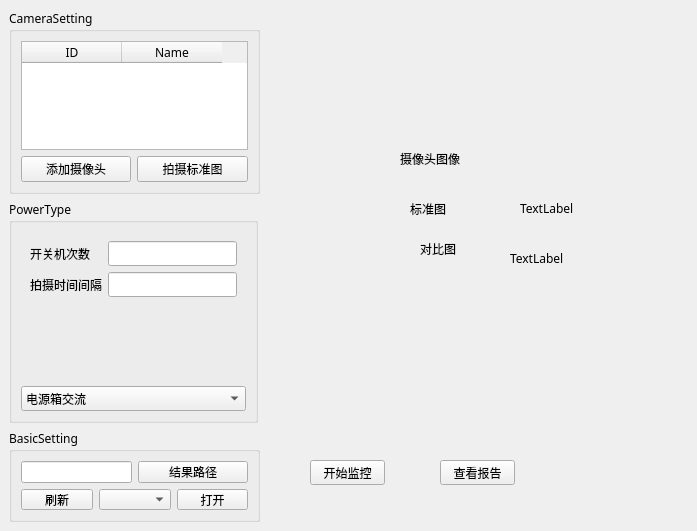
Above: mainwindow.ui from jeffreyyjp/TvSupervision before the change. Below: the same form after it.
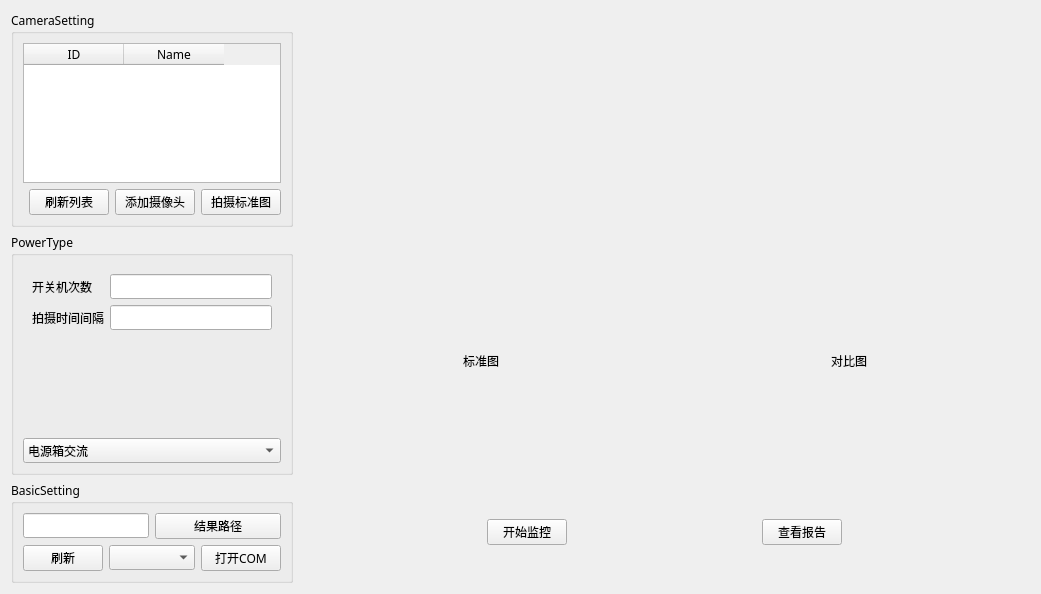
That is the form after the change. The open tabs and pages were chosen to show the change. Icons and pictures are not drawn.

Commit message: camera list

What changed in the file:
```diff
--- a/mainwindow.ui
+++ b/mainwindow.ui
@@ -6,8 +6,8 @@
    <rect>
     <x>0</x>
     <y>0</y>
-    <width>697</width>
-    <height>531</height>
+    <width>1041</width>
+    <height>594</height>
    </rect>
   </property>
   <property name="font">
@@ -22,20 +22,21 @@
    <iconset>
     <normaloff>Res/tv.jpg</normaloff>Res/tv.jpg</iconset>
   </property>
+  <layout class="QGridLayout" name="gridLayout_2" columnstretch="1,3">
+   <item row="0" column="0">
   <widget class="QGroupBox" name="groupBox">
-   <property name="geometry">
-    <rect>
-     <x>9</x>
-     <y>9</y>
-     <width>251</width>
-     <height>185</height>
-    </rect>
-   </property>
    <property name="title">
     <string>CameraSetting</string>
    </property>
    <layout class="QGridLayout" name="gridLayout">
-    <item row="0" column="0" colspan="2">
+      <item row="1" column="3">
+       <widget class="QPushButton" name="capture_std_btn">
+        <property name="text">
+         <string>拍摄标准图</string>
+        </property>
+       </widget>
+      </item>
+      <item row="0" column="0" colspan="4">
      <widget class="QTableWidget" name="camera_list">
       <property name="columnCount">
        <number>2</number>
@@ -52,31 +53,125 @@
       </column>
      </widget>
     </item>
-    <item row="1" column="0">
-     <widget class="QPushButton" name="btn_add_camera">
+      <item row="1" column="1">
+       <widget class="QPushButton" name="refresh_camera_list_btn">
+        <property name="text">
+         <string>刷新列表</string>
+        </property>
+       </widget>
+      </item>
+      <item row="1" column="2">
+       <widget class="QPushButton" name="add_camera_btn">
       <property name="text">
        <string>添加摄像头</string>
       </property>
      </widget>
     </item>
-    <item row="1" column="1">
-     <widget class="QPushButton" name="btn_capture_std">
+     </layout>
+    </widget>
+   </item>
+   <item row="0" column="1" rowspan="2">
+    <layout class="QHBoxLayout" name="horizontalLayout_5">
+     <item>
+      <layout class="QVBoxLayout" name="verticalLayout_2">
+       <item>
+        <widget class="QLabel" name="label_22">
       <property name="text">
-       <string>拍摄标准图</string>
+          <string/>
       </property>
      </widget>
     </item>
-   </layout>
-  </widget>
+       <item>
+        <layout class="QHBoxLayout" name="horizontalLayout_3">
+         <item>
+          <spacer name="horizontalSpacer_3">
+           <property name="orientation">
+            <enum>Qt::Horizontal</enum>
+           </property>
+           <property name="sizeHint" stdset="0">
+            <size>
+             <width>40</width>
+             <height>20</height>
+            </size>
+           </property>
+          </spacer>
+         </item>
+         <item>
+          <widget class="QLabel" name="label_24">
+           <property name="text">
+            <string>标准图</string>
+           </property>
+          </widget>
+         </item>
+         <item>
+          <spacer name="horizontalSpacer_4">
+           <property name="orientation">
+            <enum>Qt::Horizontal</enum>
+           </property>
+           <property name="sizeHint" stdset="0">
+            <size>
+             <width>40</width>
+             <height>20</height>
+            </size>
+           </property>
+          </spacer>
+         </item>
+        </layout>
+       </item>
+      </layout>
+     </item>
+     <item>
+      <layout class="QVBoxLayout" name="verticalLayout_3">
+       <item>
+        <widget class="QLabel" name="label_23">
+         <property name="text">
+          <string/>
+         </property>
+        </widget>
+       </item>
+       <item>
+        <layout class="QHBoxLayout" name="horizontalLayout_4">
+         <item>
+          <spacer name="horizontalSpacer_5">
+           <property name="orientation">
+            <enum>Qt::Horizontal</enum>
+           </property>
+           <property name="sizeHint" stdset="0">
+            <size>
+             <width>40</width>
+             <height>20</height>
+            </size>
+           </property>
+          </spacer>
+         </item>
+         <item>
+          <widget class="QLabel" name="label_25">
+           <property name="text">
+            <string>对比图</string>
+           </property>
+          </widget>
+         </item>
+         <item>
+          <spacer name="horizontalSpacer_6">
+           <property name="orientation">
+            <enum>Qt::Horizontal</enum>
+           </property>
+           <property name="sizeHint" stdset="0">
+            <size>
+             <width>40</width>
+             <height>20</height>
+            </size>
+           </property>
+          </spacer>
+         </item>
+        </layout>
+       </item>
+      </layout>
+     </item>
+    </layout>
+   </item>
+   <item row="1" column="0">
   <widget class="QGroupBox" name="groupBox_2">
-   <property name="geometry">
-    <rect>
-     <x>9</x>
-     <y>200</y>
-     <width>249</width>
-     <height>223</height>
-    </rect>
-   </property>
    <property name="title">
     <string>PowerType</string>
    </property>
@@ -231,15 +326,9 @@
     </item>
    </layout>
   </widget>
+   </item>
+   <item row="2" column="0">
   <widget class="QGroupBox" name="groupBox_3">
-   <property name="geometry">
-    <rect>
-     <x>9</x>
-     <y>429</y>
-     <width>251</width>
-     <height>93</height>
-    </rect>
-   </property>
    <property name="title">
     <string>BasicSetting</string>
    </property>
@@ -267,103 +356,71 @@
     <item row="1" column="3">
      <widget class="QPushButton" name="open_port_btn">
       <property name="text">
-       <string>打开</string>
+         <string>打开COM</string>
       </property>
      </widget>
     </item>
    </layout>
   </widget>
-  <widget class="QLabel" name="label_26">
-   <property name="geometry">
-    <rect>
-     <x>400</x>
-     <y>150</y>
-     <width>60</width>
-     <height>17</height>
-    </rect>
-   </property>
-   <property name="text">
-    <string>摄像头图像</string>
-   </property>
-  </widget>
-  <widget class="QLabel" name="label_24">
-   <property name="geometry">
-    <rect>
-     <x>410</x>
-     <y>200</y>
-     <width>36</width>
-     <height>17</height>
-    </rect>
-   </property>
-   <property name="text">
-    <string>标准图</string>
-   </property>
-  </widget>
-  <widget class="QLabel" name="label_22">
-   <property name="geometry">
-    <rect>
-     <x>520</x>
-     <y>200</y>
-     <width>55</width>
-     <height>17</height>
-    </rect>
-   </property>
-   <property name="text">
-    <string>TextLabel</string>
-   </property>
-  </widget>
-  <widget class="QLabel" name="label_25">
-   <property name="geometry">
-    <rect>
-     <x>420</x>
-     <y>240</y>
-     <width>36</width>
-     <height>17</height>
-    </rect>
-   </property>
-   <property name="text">
-    <string>对比图</string>
-   </property>
-  </widget>
-  <widget class="QLabel" name="label_23">
-   <property name="geometry">
-    <rect>
-     <x>510</x>
-     <y>250</y>
-     <width>55</width>
-     <height>17</height>
-    </rect>
-   </property>
-   <property name="text">
-    <string>TextLabel</string>
-   </property>
-  </widget>
+   </item>
+   <item row="2" column="1">
+    <layout class="QHBoxLayout" name="horizontalLayout_6">
+     <item>
+      <spacer name="horizontalSpacer_7">
+       <property name="orientation">
+        <enum>Qt::Horizontal</enum>
+       </property>
+       <property name="sizeHint" stdset="0">
+        <size>
+         <width>40</width>
+         <height>20</height>
+        </size>
+       </property>
+      </spacer>
+     </item>
+     <item>
   <widget class="QPushButton" name="pushButton_2">
-   <property name="geometry">
-    <rect>
-     <x>310</x>
-     <y>460</y>
-     <width>75</width>
-     <height>25</height>
-    </rect>
-   </property>
    <property name="text">
     <string>开始监控</string>
    </property>
   </widget>
+     </item>
+     <item>
+      <spacer name="horizontalSpacer_9">
+       <property name="orientation">
+        <enum>Qt::Horizontal</enum>
+       </property>
+       <property name="sizeHint" stdset="0">
+        <size>
+         <width>40</width>
+         <height>20</height>
+        </size>
+       </property>
+      </spacer>
+     </item>
+     <item>
   <widget class="QPushButton" name="pushButton_3">
-   <property name="geometry">
-    <rect>
-     <x>440</x>
-     <y>460</y>
-     <width>75</width>
-     <height>25</height>
-    </rect>
-   </property>
    <property name="text">
     <string>查看报告</string>
    </property>
   </widget>
+     </item>
+     <item>
+      <spacer name="horizontalSpacer_8">
+       <property name="orientation">
+        <enum>Qt::Horizontal</enum>
+       </property>
+       <property name="sizeHint" stdset="0">
+        <size>
+         <width>40</width>
+         <height>20</height>
+        </size>
+       </property>
+      </spacer>
+     </item>
+    </layout>
+   </item>
+  </layout>
  </widget>
  <resources/>
  <connections>
```
Left out of the diff: 4 changed lines with no effect on the pictures. Lines whose indentation alone changed are shown as unchanged. The commit also changes 2 other files.
